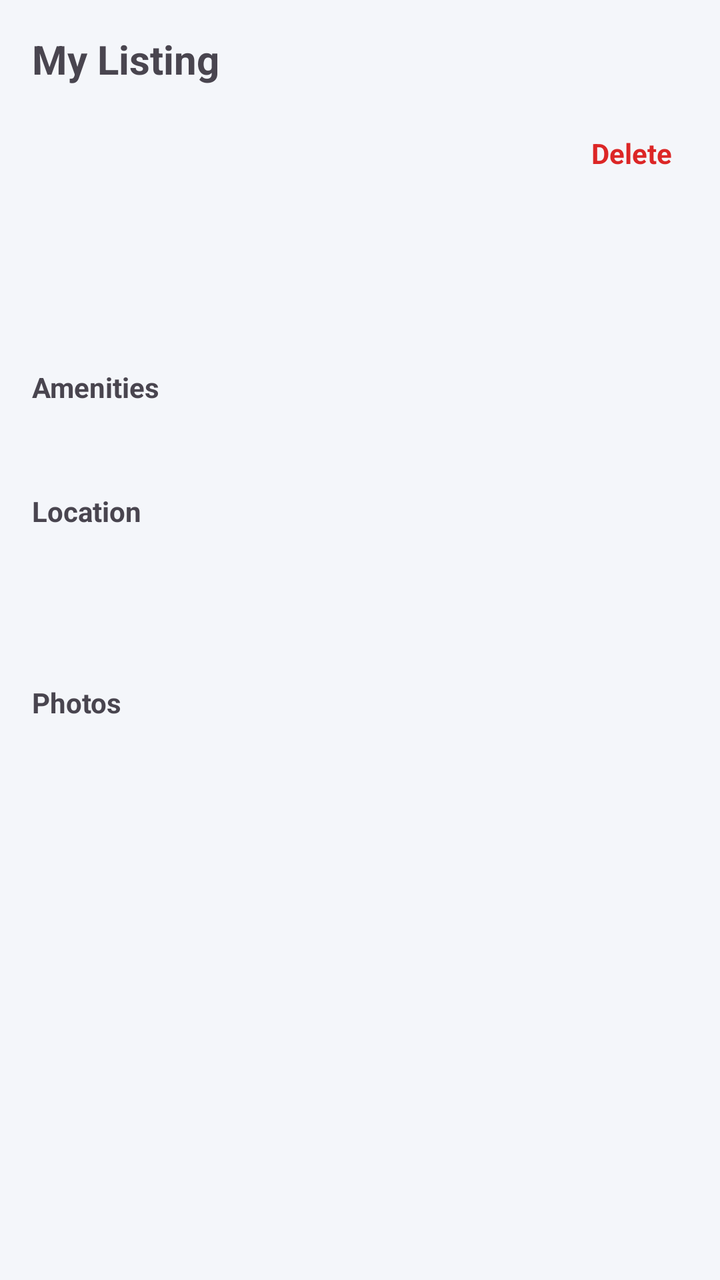
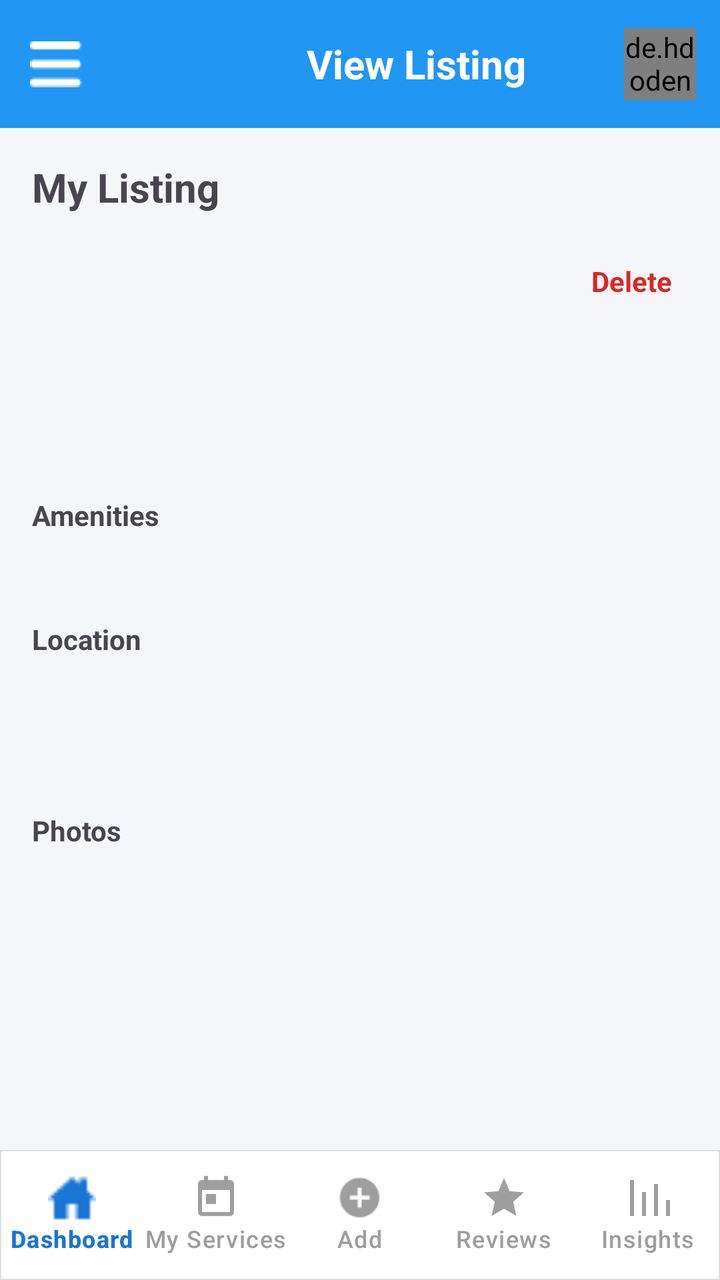

The first picture is an Android layout as it rendered before a commit; the second is the same layout after the commit. The layout source and the unified diff follow.
<!-- AndroidManifest.xml: application theme Theme.CampusSaathi -->
<!-- res/layout/activity_owner_view_listing.xml -->
<?xml version="1.0" encoding="utf-8"?>
<ScrollView xmlns:android="http://schemas.android.com/apk/res/android"
    android:background="#F4F6FA"
    android:layout_width="match_parent"
    android:layout_height="match_parent">

    <LinearLayout
        android:padding="16dp"
        android:orientation="vertical"
        android:layout_width="match_parent"
        android:layout_height="wrap_content">

        
        <TextView
            android:text="My Listing"
            android:textSize="20sp"
            android:textStyle="bold"
            android:layout_marginBottom="16dp"
            android:layout_width="wrap_content"
            android:layout_height="wrap_content"/>

        <LinearLayout
            android:layout_width="match_parent"
            android:layout_height="wrap_content"
            android:orientation="horizontal"
            android:gravity="center_vertical"
            android:layout_marginBottom="12dp">

            
            <TextView
                android:id="@+id/txtStatus"
                android:layout_width="wrap_content"
                android:layout_height="wrap_content"
                android:paddingStart="16dp"
                android:paddingEnd="16dp"
                android:paddingTop="6dp"
                android:paddingBottom="6dp"
                android:textStyle="bold"
                android:textColor="@android:color/black"/>

            
            <View
                android:layout_width="0dp"
                android:layout_height="1dp"
                android:layout_weight="1"/>

            
            <TextView
                android:id="@+id/btnDelete"
                android:layout_width="wrap_content"
                android:layout_height="wrap_content"
                android:text="Delete"
                android:textColor="#DC2626"
                android:textStyle="bold"
                android:padding="8dp"/>
        </LinearLayout>

        
        <TextView
            android:id="@+id/txtBasicInfo"
            android:textSize="16sp"
            android:layout_marginBottom="12dp"
            android:layout_width="match_parent"
            android:layout_height="wrap_content"/>

        
        <TextView
            android:id="@+id/txtPricing"
            android:textSize="15sp"
            android:layout_marginBottom="12dp"
            android:layout_width="match_parent"
            android:layout_height="wrap_content"/>

        
        <TextView
            android:text="Amenities"
            android:textStyle="bold"
            android:layout_marginTop="12dp"
            android:layout_width="wrap_content"
            android:layout_height="wrap_content"/>

        <TextView
            android:id="@+id/txtAmenities"
            android:layout_marginBottom="12dp"
            android:layout_width="match_parent"
            android:layout_height="wrap_content"/>

        
        <TextView
            android:text="Location"
            android:textStyle="bold"
            android:layout_marginTop="12dp"
            android:layout_width="wrap_content"
            android:layout_height="wrap_content"/>

        <TextView
            android:id="@+id/txtLocation"
            android:layout_marginBottom="12dp"
            android:layout_width="match_parent"
            android:layout_height="wrap_content"/>

        
        <TextView
            android:id="@+id/txtCoordinates"
            android:textSize="13sp"
            android:layout_marginBottom="16dp"
            android:layout_width="wrap_content"
            android:layout_height="wrap_content"/>

        
        <TextView
            android:text="Photos"
            android:textStyle="bold"
            android:layout_marginTop="12dp"
            android:layout_width="wrap_content"
            android:layout_height="wrap_content"/>

        <LinearLayout
            android:id="@+id/layoutImages"
            android:orientation="vertical"
            android:layout_width="match_parent"
            android:layout_height="wrap_content"
            android:layout_marginTop="8dp"
            android:paddingTop="4dp"
            android:paddingBottom="16dp"/>

    </LinearLayout>
</ScrollView>
<!-- resources referenced by this layout -->
<resources>
  <style name="Theme.CampusSaathi" parent="Base.Theme.CampusSaathi" />
  <style name="Base.Theme.CampusSaathi" parent="Theme.Material3.Light.NoActionBar">
          
      </style>
</resources>

<!-- the commit's change to res/layout/activity_owner_view_listing.xml (unified diff, before → after) -->
@@ -1,128 +1,217 @@
 <?xml version="1.0" encoding="utf-8"?>
-<ScrollView xmlns:android="http://schemas.android.com/apk/res/android"
-    android:background="#F4F6FA"
+<androidx.drawerlayout.widget.DrawerLayout
+    xmlns:android="http://schemas.android.com/apk/res/android"
+    xmlns:app="http://schemas.android.com/apk/res-auto"
+    android:id="@+id/drawerLayout"
     android:layout_width="match_parent"
     android:layout_height="match_parent">
 
-    <LinearLayout
-        android:padding="16dp"
-        android:orientation="vertical"
+    <androidx.coordinatorlayout.widget.CoordinatorLayout
         android:layout_width="match_parent"
-        android:layout_height="wrap_content">
+        android:layout_height="match_parent"
+        android:background="#F4F6FA">
 
         
-        <TextView
-            android:text="My Listing"
-            android:textSize="20sp"
-            android:textStyle="bold"
-            android:layout_marginBottom="16dp"
-            android:layout_width="wrap_content"
-            android:layout_height="wrap_content"/>
-
+        <androidx.appcompat.widget.Toolbar
+            android:id="@+id/toolbar"
+            android:layout_width="match_parent"
+            android:layout_height="?attr/actionBarSize"
+            android:background="#2196F3"
+            app:navigationIcon="@drawable/ic_menu">
+
+            <LinearLayout
+                android:layout_width="match_parent"
+                android:layout_height="match_parent"
+                android:gravity="center_vertical"
+                android:orientation="horizontal">
+
+                <Space
+                    android:layout_width="48dp"
+                    android:layout_height="match_parent"/>
+
+                <TextView
+                    android:layout_width="0dp"
+                    android:layout_height="wrap_content"
+                    android:layout_weight="1"
+                    android:gravity="center"
+                    android:text="View Listing"
+                    android:textColor="#FFFFFF"
+                    android:textSize="20sp"
+                    android:textStyle="bold"/>
+
+                <de.hdodenhof.circleimageview.CircleImageView
+                    android:id="@+id/headerProfile"
+                    android:layout_width="36dp"
+                    android:layout_height="36dp"
+                    android:layout_marginEnd="12dp"
+                    android:src="@drawable/default_avatar"/>
+
+            </LinearLayout>
+
+        </androidx.appcompat.widget.Toolbar>
+
+
+        
         <LinearLayout
             android:layout_width="match_parent"
-            android:layout_height="wrap_content"
-            android:orientation="horizontal"
-            android:gravity="center_vertical"
-            android:layout_marginBottom="12dp">
+            android:layout_height="match_parent"
+            android:orientation="vertical"
+            android:layout_marginTop="?attr/actionBarSize">
 
             
-            <TextView
-                android:id="@+id/txtStatus"
-                android:layout_width="wrap_content"
+            <ScrollView
+                android:layout_width="match_parent"
+                android:layout_height="0dp"
+                android:layout_weight="1">
+
+                
+                <LinearLayout
+                    android:padding="16dp"
+                    android:orientation="vertical"
+                    android:layout_width="match_parent"
+                    android:layout_height="wrap_content">
+
+                    
+                    <TextView
+                        android:text="My Listing"
+                        android:textSize="20sp"
+                        android:textStyle="bold"
+                        android:layout_marginBottom="16dp"
+                        android:layout_width="wrap_content"
+                        android:layout_height="wrap_content"/>
+
+                    <LinearLayout
+                        android:layout_width="match_parent"
+                        android:layout_height="wrap_content"
+                        android:orientation="horizontal"
+                        android:gravity="center_vertical"
+                        android:layout_marginBottom="12dp">
+
+                        
+                        <TextView
+                            android:id="@+id/txtStatus"
+                            android:layout_width="wrap_content"
+                            android:layout_height="wrap_content"
+                            android:paddingStart="16dp"
+                            android:paddingEnd="16dp"
+                            android:paddingTop="6dp"
+                            android:paddingBottom="6dp"
+                            android:textStyle="bold"
+                            android:textColor="@android:color/black"/>
+
+                        
+                        <View
+                            android:layout_width="0dp"
+                            android:layout_height="1dp"
+                            android:layout_weight="1"/>
+
+                        
+                        <TextView
+                            android:id="@+id/btnDelete"
+                            android:layout_width="wrap_content"
+                            android:layout_height="wrap_content"
+                            android:text="Delete"
+                            android:textColor="#DC2626"
+                            android:textStyle="bold"
+                            android:padding="8dp"/>
+                    </LinearLayout>
+
+                    
+                    <TextView
+                        android:id="@+id/txtBasicInfo"
+                        android:textSize="16sp"
+                        android:layout_marginBottom="12dp"
+                        android:layout_width="match_parent"
+                        android:layout_height="wrap_content"/>
+
+                    
+                    <TextView
+                        android:id="@+id/txtPricing"
+                        android:textSize="15sp"
+                        android:layout_marginBottom="12dp"
+                        android:layout_width="match_parent"
+                        android:layout_height="wrap_content"/>
+
+                    
+                    <TextView
+                        android:text="Amenities"
+                        android:textStyle="bold"
+                        android:layout_marginTop="12dp"
+                        android:layout_width="wrap_content"
+                        android:layout_height="wrap_content"/>
+
+                    <TextView
+                        android:id="@+id/txtAmenities"
+                        android:layout_marginBottom="12dp"
+                        android:layout_width="match_parent"
+                        android:layout_height="wrap_content"/>
+
+                    
+                    <TextView
+                        android:text="Location"
+                        android:textStyle="bold"
+                        android:layout_marginTop="12dp"
+                        android:layout_width="wrap_content"
+                        android:layout_height="wrap_content"/>
+
+                    <TextView
+                        android:id="@+id/txtLocation"
+                        android:layout_marginBottom="12dp"
+                        android:layout_width="match_parent"
+                        android:layout_height="wrap_content"/>
+
+                    
+                    <TextView
+                        android:id="@+id/txtCoordinates"
+                        android:textSize="13sp"
+                        android:layout_marginBottom="16dp"
+                        android:layout_width="wrap_content"
+                        android:layout_height="wrap_content"/>
+
+                    
+                    <TextView
+                        android:text="Photos"
+                        android:textStyle="bold"
+                        android:layout_marginTop="12dp"
+                        android:layout_width="wrap_content"
+                        android:layout_height="wrap_content"/>
+
+                    <LinearLayout
+                        android:id="@+id/layoutImages"
+                        android:orientation="vertical"
+                        android:layout_width="match_parent"
+                        android:layout_height="wrap_content"
+                        android:layout_marginTop="8dp"
+                        android:paddingTop="4dp"
+                        android:paddingBottom="16dp"/>
+
+                </LinearLayout>
+
+            </ScrollView>
+
+
+            
+            <com.google.android.material.bottomnavigation.BottomNavigationView
+                android:id="@+id/bottomNav"
+                android:layout_width="match_parent"
                 android:layout_height="wrap_content"
-                android:paddingStart="16dp"
-                android:paddingEnd="16dp"
-                android:paddingTop="6dp"
-                android:paddingBottom="6dp"
-                android:textStyle="bold"
-                android:textColor="@android:color/black"/>
-
-            
-            <View
-                android:layout_width="0dp"
-                android:layout_height="1dp"
-                android:layout_weight="1"/>
-
-            
-            <TextView
-                android:id="@+id/btnDelete"
-                android:layout_width="wrap_content"
-                android:layout_height="wrap_content"
-                android:text="Delete"
-                android:textColor="#DC2626"
-                android:textStyle="bold"
-                android:padding="8dp"/>
+                android:minHeight="65dp"
+                android:background="@drawable/bottom_nav_bg"
+                app:menu="@menu/owner_bottom_menu"
+                app:itemIconTint="@color/bottom_nav_selector"
+                app:itemTextColor="@color/bottom_nav_selector"
+                app:labelVisibilityMode="labeled"/>
+
         </LinearLayout>
 
-        
-        <TextView
-            android:id="@+id/txtBasicInfo"
-            android:textSize="16sp"
-            android:layout_marginBottom="12dp"
-            android:layout_width="match_parent"
-            android:layout_height="wrap_content"/>
-
-        
-        <TextView
-            android:id="@+id/txtPricing"
-            android:textSize="15sp"
-            android:layout_marginBottom="12dp"
-            android:layout_width="match_parent"
-            android:layout_height="wrap_content"/>
-
-        
-        <TextView
-            android:text="Amenities"
-            android:textStyle="bold"
-            android:layout_marginTop="12dp"
-            android:layout_width="wrap_content"
-            android:layout_height="wrap_content"/>
-
-        <TextView
-            android:id="@+id/txtAmenities"
-            android:layout_marginBottom="12dp"
-            android:layout_width="match_parent"
-            android:layout_height="wrap_content"/>
-
-        
-        <TextView
-            android:text="Location"
-            android:textStyle="bold"
-            android:layout_marginTop="12dp"
-            android:layout_width="wrap_content"
-            android:layout_height="wrap_content"/>
-
-        <TextView
-            android:id="@+id/txtLocation"
-            android:layout_marginBottom="12dp"
-            android:layout_width="match_parent"
-            android:layout_height="wrap_content"/>
-
-        
-        <TextView
-            android:id="@+id/txtCoordinates"
-            android:textSize="13sp"
-            android:layout_marginBottom="16dp"
-            android:layout_width="wrap_content"
-            android:layout_height="wrap_content"/>
-
-        
-        <TextView
-            android:text="Photos"
-            android:textStyle="bold"
-            android:layout_marginTop="12dp"
-            android:layout_width="wrap_content"
-            android:layout_height="wrap_content"/>
-
-        <LinearLayout
-            android:id="@+id/layoutImages"
-            android:orientation="vertical"
-            android:layout_width="match_parent"
-            android:layout_height="wrap_content"
-            android:layout_marginTop="8dp"
-            android:paddingTop="4dp"
-            android:paddingBottom="16dp"/>
-
-    </LinearLayout>
-</ScrollView>
+    </androidx.coordinatorlayout.widget.CoordinatorLayout>
+
+
+    
+    <com.google.android.material.navigation.NavigationView
+        android:id="@+id/navigation_view"
+        android:layout_width="280dp"
+        android:layout_height="match_parent"
+        android:layout_gravity="start"/>
+
+</androidx.drawerlayout.widget.DrawerLayout>
<!-- resource entries referenced after the edit -->
@@ -1,5 +1,35 @@
 <!-- resources referenced by this layout -->
 <resources>
+  <!-- drawable bottom_nav_bg (drawable) -->
+  <shape xmlns:android="http://schemas.android.com/apk/res/android">
+      <solid android:color="#ffffff"/>
+      <stroke
+          android:width="0.5dp"
+          android:color="#E0E0E0"/>
+  </shape>
+  <!-- drawable default_avatar (drawable) -->
+  <vector xmlns:android="http://schemas.android.com/apk/res/android"
+      android:width="100dp"
+      android:height="100dp"
+      android:viewportWidth="24"
+      android:viewportHeight="24">
+  
+      
+      <path
+          android:fillColor="#E3F2FD"
+          android:pathData="M12,2A10,10 0,1 1,2 12A10,10 0,0 1,12 2Z"/>
+  
+      
+      <path
+          android:fillColor="#2196F3"
+          android:pathData="M12,6A3,3 0,1 1,9 9A3,3 0,0 1,12 6Z"/>
+  
+      
+      <path
+          android:fillColor="#2196F3"
+          android:pathData="M12,12c-3,0 -6,1.5 -6,4v1h12v-1c0,-2.5 -3,-4 -6,-4z"/>
+  </vector>
+  <!-- drawable ic_menu: png bitmap (drawable, 269 bytes) -->
   <style name="Theme.CampusSaathi" parent="Base.Theme.CampusSaathi" />
   <style name="Base.Theme.CampusSaathi" parent="Theme.Material3.Light.NoActionBar">
           
